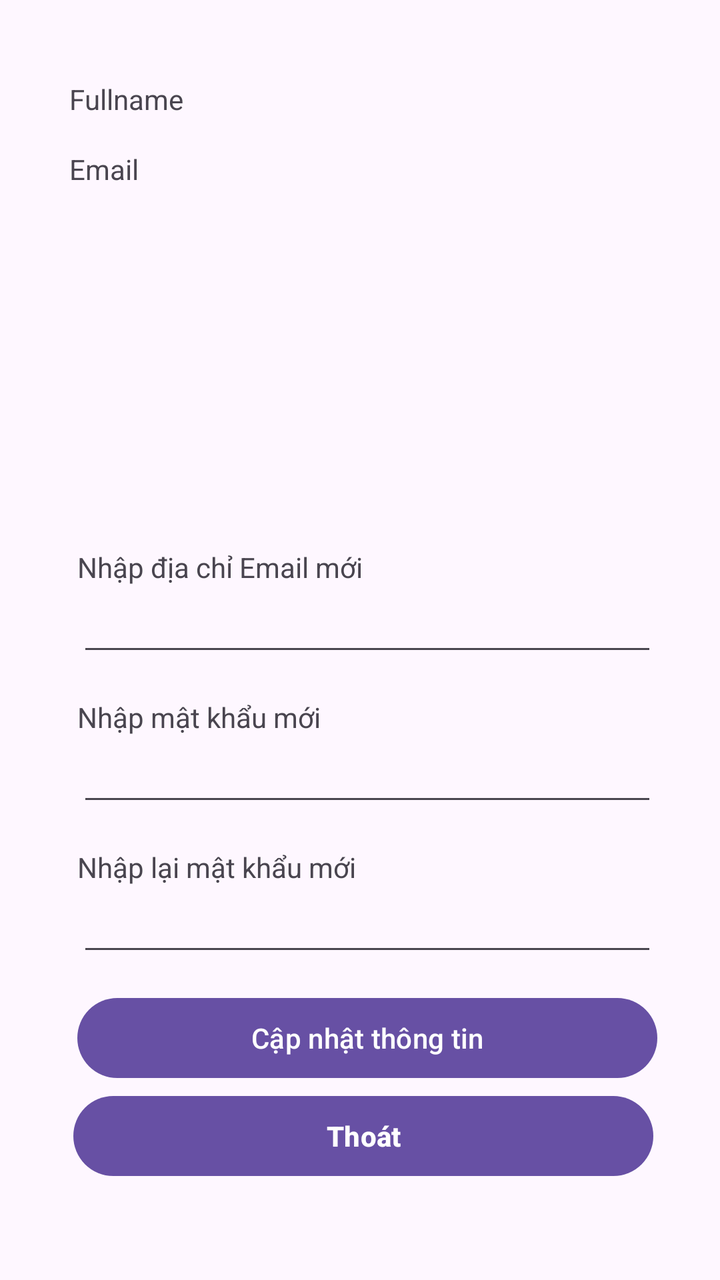
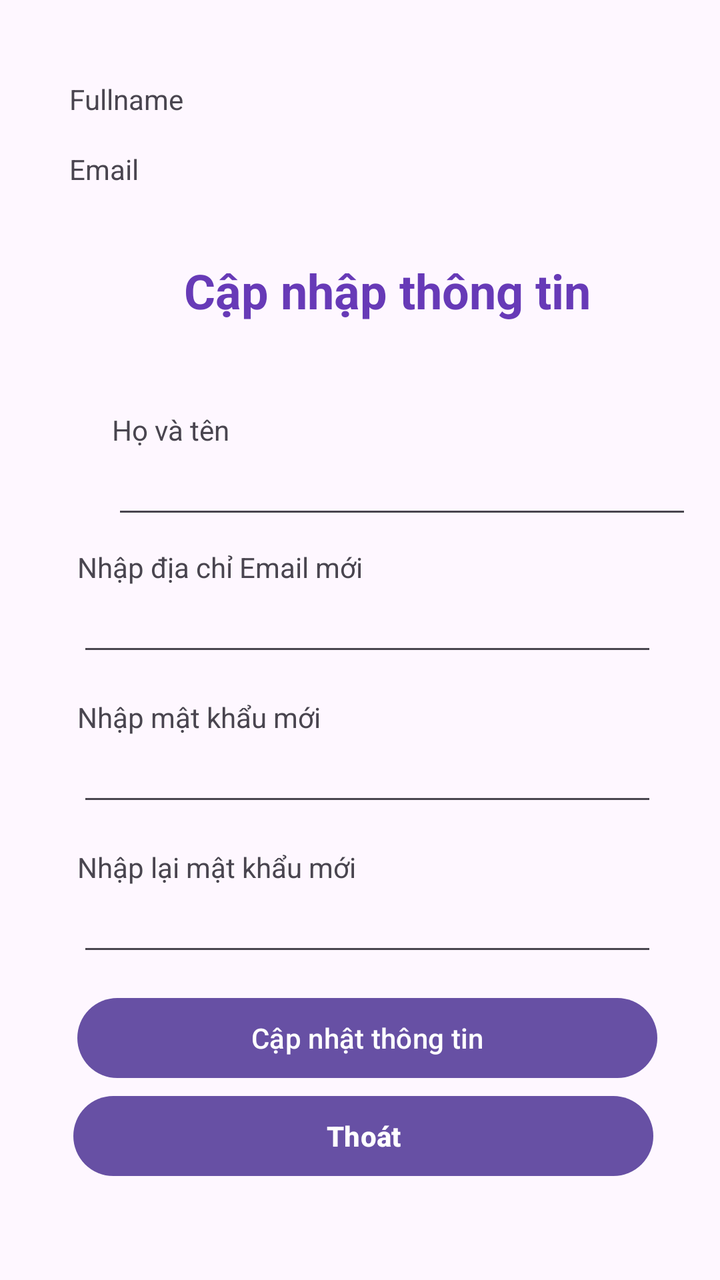

Two renders of the same Android screen: before a commit and after it. Below are the layout's source before the change and the commit's diff.
<!-- AndroidManifest.xml: application theme Theme.Project_01 -->
<!-- res/layout/activity_user.xml -->
<?xml version="1.0" encoding="utf-8"?>
<androidx.constraintlayout.widget.ConstraintLayout xmlns:android="http://schemas.android.com/apk/res/android"
    xmlns:app="http://schemas.android.com/apk/res-auto"
    xmlns:tools="http://schemas.android.com/tools"
    android:id="@+id/main"
    android:layout_width="match_parent"
    android:layout_height="match_parent"
    tools:context=".UserActivity">

    <TextView
        android:id="@+id/txtFullname"
        android:layout_width="290dp"
        android:layout_height="wrap_content"
        android:layout_marginTop="40dp"
        android:text="Fullname"
        app:layout_constraintEnd_toEndOf="parent"
        app:layout_constraintHorizontal_bias="0.495"
        app:layout_constraintStart_toStartOf="parent"
        app:layout_constraintTop_toTopOf="parent" />

    <Button
        android:id="@+id/btnLogout"
        android:layout_width="290dp"
        android:layout_height="wrap_content"
        android:layout_marginStart="8dp"
        android:layout_marginEnd="8dp"
        android:layout_marginBottom="48dp"
        android:text="Thoát"
        android:textAllCaps="false"
        android:textStyle="bold"
        app:layout_constraintBottom_toBottomOf="parent"
        app:layout_constraintEnd_toEndOf="parent"
        app:layout_constraintHorizontal_bias="0.533"
        app:layout_constraintStart_toStartOf="parent" />

    <TextView
        android:id="@+id/txtEmail"
        android:layout_width="290dp"
        android:layout_height="wrap_content"
        android:layout_marginTop="16dp"
        android:text="Email"
        app:layout_constraintEnd_toEndOf="parent"
        app:layout_constraintHorizontal_bias="0.0"
        app:layout_constraintStart_toStartOf="@id/txtFullname"
        app:layout_constraintTop_toBottomOf="@id/txtFullname" />

    <TextView
        android:id="@+id/txtNewEmail"
        android:layout_width="wrap_content"
        android:layout_height="wrap_content"
        android:layout_marginStart="4dp"
        android:layout_marginTop="180dp"
        android:text="Nhập địa chỉ Email mới"
        app:layout_constraintStart_toStartOf="@+id/txtEmail"
        app:layout_constraintTop_toBottomOf="@id/txtEmail" />

    <EditText
        android:id="@+id/edtNewEmail"
        android:layout_width="290dp"
        android:layout_height="40dp"
        android:ems="10"
        android:inputType="textEmailAddress"
        app:layout_constraintEnd_toEndOf="parent"
        app:layout_constraintHorizontal_bias="0.0"
        app:layout_constraintStart_toStartOf="@+id/txtNewEmail"
        app:layout_constraintTop_toBottomOf="@+id/txtNewEmail" />

    <TextView
        android:id="@+id/txtNewPassword1"
        android:layout_width="wrap_content"
        android:layout_height="wrap_content"
        android:layout_marginTop="16dp"
        android:text="Nhập mật khẩu mới"
        app:layout_constraintStart_toStartOf="@id/edtNewEmail"
        app:layout_constraintTop_toBottomOf="@id/edtNewEmail" />

    <EditText
        android:id="@+id/edtPassword1"
        android:layout_width="290dp"
        android:layout_height="40dp"
        android:ems="10"
        android:inputType="textPassword"
        app:layout_constraintStart_toStartOf="@+id/txtNewPassword1"
        app:layout_constraintTop_toBottomOf="@+id/txtNewPassword1" />

    <TextView
        android:id="@+id/txtNewPassword2"
        android:layout_width="wrap_content"
        android:layout_height="wrap_content"
        android:layout_marginTop="16dp"
        android:text="Nhập lại mật khẩu mới"
        app:layout_constraintStart_toStartOf="@+id/edtPassword1"
        app:layout_constraintTop_toBottomOf="@+id/edtPassword1" />

    <EditText
        android:id="@+id/edtPassword2"
        android:layout_width="290dp"
        android:layout_height="40dp"
        android:ems="10"
        android:inputType="textPassword"
        app:layout_constraintStart_toStartOf="@+id/txtNewPassword2"
        app:layout_constraintTop_toBottomOf="@+id/txtNewPassword2" />

    <Button
        android:id="@+id/btnUpdate"
        android:layout_width="290dp"
        android:layout_height="wrap_content"
        android:layout_marginTop="12dp"
        android:text="Cập nhật thông tin"
        app:layout_constraintStart_toStartOf="@+id/edtPassword2"
        app:layout_constraintTop_toBottomOf="@+id/edtPassword2" />
</androidx.constraintlayout.widget.ConstraintLayout>
<!-- resources referenced by this layout -->
<resources>
  <style name="Theme.Project_01" parent="Base.Theme.Project_01" />
  <style name="Base.Theme.Project_01" parent="Theme.Material3.DayNight.NoActionBar">
          
          
      </style>
</resources>

<!-- the commit's change to res/layout/activity_user.xml (unified diff, before → after) -->
@@ -109,4 +109,37 @@
         android:text="Cập nhật thông tin"
         app:layout_constraintStart_toStartOf="@+id/edtPassword2"
         app:layout_constraintTop_toBottomOf="@+id/edtPassword2" />
+
+    <EditText
+        android:id="@+id/editFull"
+        android:layout_width="290dp"
+        android:layout_height="40dp"
+        android:layout_marginStart="56dp"
+        android:ems="10"
+        android:inputType="text"
+        app:layout_constraintStart_toStartOf="parent"
+        app:layout_constraintTop_toBottomOf="@+id/textView5" />
+
+    <TextView
+        android:id="@+id/textView5"
+        android:layout_width="wrap_content"
+        android:layout_height="wrap_content"
+        android:layout_marginStart="56dp"
+        android:layout_marginTop="44dp"
+        android:text="Họ và tên"
+        app:layout_constraintStart_toStartOf="parent"
+        app:layout_constraintTop_toBottomOf="@+id/textView6" />
+
+    <TextView
+        android:id="@+id/textView6"
+        android:layout_width="wrap_content"
+        android:layout_height="wrap_content"
+        android:layout_marginStart="92dp"
+        android:layout_marginTop="35dp"
+        android:text="Cập nhập thông tin "
+        android:textColor="#673AB7"
+        android:textSize="24sp"
+        android:textStyle="bold"
+        app:layout_constraintStart_toStartOf="parent"
+        app:layout_constraintTop_toBottomOf="@+id/txtEmail" />
 </androidx.constraintlayout.widget.ConstraintLayout>
